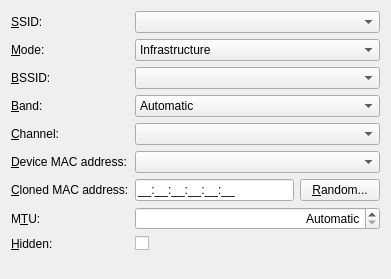
Before: the Qt Designer form lib/editor/ui/wificonnectionwidget.ui in KDE/plasma-nm, drawn with Qt 5.
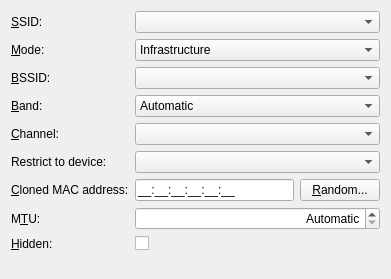
After: the same form once the commit is applied. Custom widgets are drawn as their Qt base class.

Commit message: Use better label for restricting connection to specific device

```diff
--- a/lib/editor/ui/wificonnectionwidget.ui
+++ b/lib/editor/ui/wificonnectionwidget.ui
@@ -89,7 +89,7 @@
    <item row="7" column="0">
     <widget class="QLabel" name="label">
      <property name="text">
-      <string>&amp;Device MAC address:</string>
+      <string>Restrict to device:</string>
      </property>
      <property name="buddy">
       <cstring>macAddress</cstring>
```
The commit also changes 3 other files.
